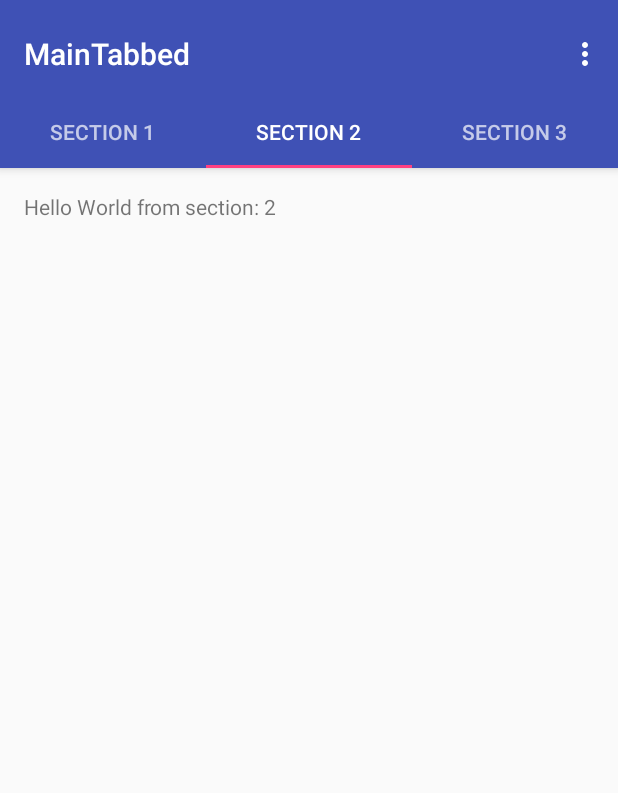
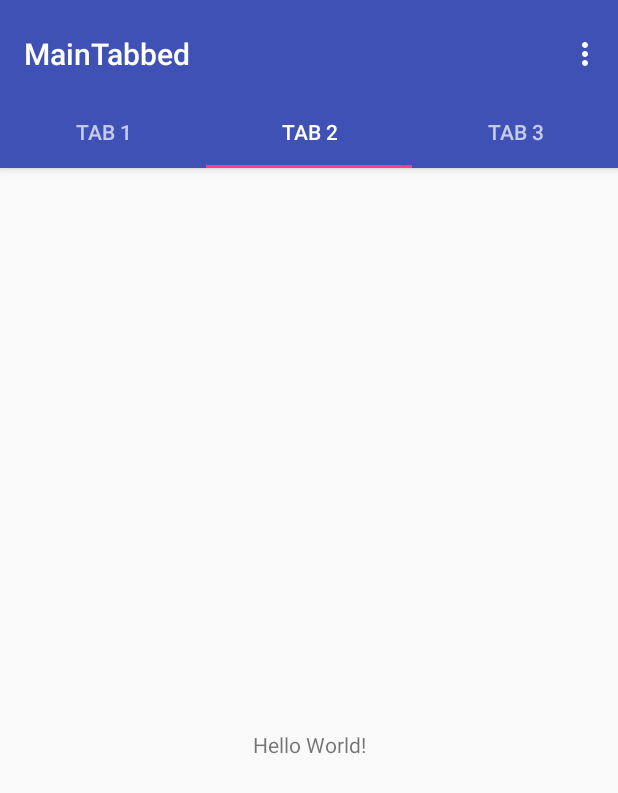
Before and after one commit to Merikw/GotToGoApp, an Android app: the screen it shows after launch (MainTabbed), tab 2 chosen, on a phone screen of 412 x 824 dp. Shown: the top 793 px of the screen. Run offline under Robolectric (Android 15) with nearby library versions, the phone set to English and light mode, and no system bars.

Commit message:
Fixed tab swipe view.

```diff
--- a/app/src/main/java/nl/gottogo/gottogoapplication/MainTabbed.java
+++ b/app/src/main/java/nl/gottogo/gottogoapplication/MainTabbed.java
@@ -1,8 +1,6 @@
 package nl.gottogo.gottogoapplication;
 
 import android.support.design.widget.TabLayout;
-import android.support.design.widget.FloatingActionButton;
-import android.support.design.widget.Snackbar;
 import android.support.v7.app.AppCompatActivity;
 import android.support.v7.widget.Toolbar;
 
@@ -53,9 +51,6 @@ public class MainTabbed extends AppCompatActivity {
 
         TabLayout tabLayout = (TabLayout) findViewById(R.id.tabs);
         tabLayout.setupWithViewPager(mViewPager);
-
-
-
     }
 
 
@@ -82,41 +77,6 @@ public class MainTabbed extends AppCompatActivity {
     }
 
     /**
-     * A placeholder fragment containing a simple view.
-     */
-    public static class PlaceholderFragment extends Fragment {
-        /**
-         * The fragment argument representing the section number for this
-         * fragment.
-         */
-        private static final String ARG_SECTION_NUMBER = "section_number";
-
-        public PlaceholderFragment() {
-        }
-
-        /**
-         * Returns a new instance of this fragment for the given section
-         * number.
-         */
-        public static PlaceholderFragment newInstance(int sectionNumber) {
-            PlaceholderFragment fragment = new PlaceholderFragment();
-            Bundle args = new Bundle();
-            args.putInt(ARG_SECTION_NUMBER, sectionNumber);
-            fragment.setArguments(args);
-            return fragment;
-        }
-
-        @Override
-        public View onCreateView(LayoutInflater inflater, ViewGroup container,
-                                 Bundle savedInstanceState) {
-            View rootView = inflater.inflate(R.layout.fragment_main_tabbed, container, false);
-            TextView textView = (TextView) rootView.findViewById(R.id.section_label);
-            textView.setText(getString(R.string.section_format, getArguments().getInt(ARG_SECTION_NUMBER)));
-            return rootView;
-        }
-    }
-
-    /**
      * A {@link FragmentPagerAdapter} that returns a fragment corresponding to
      * one of the sections/tabs/pages.
      */
@@ -128,9 +88,20 @@ public class MainTabbed extends AppCompatActivity {
 
         @Override
         public Fragment getItem(int position) {
-            // getItem is called to instantiate the fragment for the given page.
-            // Return a PlaceholderFragment (defined as a static inner class below).
-            return PlaceholderFragment.newInstance(position + 1);
+            System.out.println(position);
+            switch(position){
+                case 0:
+                    Tab1 tab1 = new Tab1();
+                    return tab1;
+                case 1:
+                    Tab2 tab2 = new Tab2();
+                    return tab2;
+                case 2:
+                    Tab3 tab3 = new Tab3();
+                    return tab3;
+                default:
+                    return null;
+            }
         }
 
         @Override
@@ -143,11 +114,11 @@ public class MainTabbed extends AppCompatActivity {
         public CharSequence getPageTitle(int position) {
             switch (position) {
                 case 0:
-                    return "SECTION 1";
+                    return "Tab 1";
                 case 1:
-                    return "SECTION 2";
+                    return "Tab 2";
                 case 2:
-                    return "SECTION 3";
+                    return "Tab 3";
             }
             return null;
         }
--- /dev/null
+++ b/app/src/main/java/nl/gottogo/gottogoapplication/Tab1.java
@@ -0,0 +1,20 @@
+package nl.gottogo.gottogoapplication;
+
+/**
+ * Created by Merik on 23/03/2017.
+ */
+
+import android.support.v4.app.Fragment;
+import android.os.Bundle;
+import android.view.LayoutInflater;
+import android.view.View;
+import android.view.ViewGroup;
+
+public class Tab1 extends Fragment{
+
+    @Override
+    public View onCreateView(LayoutInflater inflater, ViewGroup container, Bundle savedInstanceState){
+        View rootView = inflater.inflate(R.layout.tab1, container, false);
+        return rootView;
+    }
+}
--- /dev/null
+++ b/app/src/main/java/nl/gottogo/gottogoapplication/Tab2.java
@@ -0,0 +1,20 @@
+package nl.gottogo.gottogoapplication;
+
+/**
+ * Created by Merik on 23/03/2017.
+ */
+
+import android.support.v4.app.Fragment;
+import android.os.Bundle;
+import android.view.LayoutInflater;
+import android.view.View;
+import android.view.ViewGroup;
+
+public class Tab2 extends Fragment{
+
+    @Override
+    public View onCreateView(LayoutInflater inflater, ViewGroup container, Bundle savedInstanceState){
+        View rootView = inflater.inflate(R.layout.tab2, container, false);
+        return rootView;
+    }
+}
--- /dev/null
+++ b/app/src/main/java/nl/gottogo/gottogoapplication/Tab3.java
@@ -0,0 +1,20 @@
+package nl.gottogo.gottogoapplication;
+
+/**
+ * Created by Merik on 23/03/2017.
+ */
+
+import android.support.v4.app.Fragment;
+import android.os.Bundle;
+import android.view.LayoutInflater;
+import android.view.View;
+import android.view.ViewGroup;
+
+public class Tab3 extends Fragment{
+
+    @Override
+    public View onCreateView(LayoutInflater inflater, ViewGroup container, Bundle savedInstanceState){
+        View rootView = inflater.inflate(R.layout.tab3, container, false);
+        return rootView;
+    }
+}
--- a/app/src/main/res/layout/fragment_main_tabbed.xml
+++ /dev/null
@@ -1,16 +0,0 @@
-<RelativeLayout xmlns:android="http://schemas.android.com/apk/res/android"
-    xmlns:tools="http://schemas.android.com/tools"
-    android:layout_width="match_parent"
-    android:layout_height="match_parent"
-    android:paddingBottom="@dimen/activity_vertical_margin"
-    android:paddingLeft="@dimen/activity_horizontal_margin"
-    android:paddingRight="@dimen/activity_horizontal_margin"
-    android:paddingTop="@dimen/activity_vertical_margin"
-    tools:context="nl.gottogo.gottogoapplication.MainTabbed$PlaceholderFragment">
-
-    <TextView
-        android:id="@+id/section_label"
-        android:layout_width="wrap_content"
-        android:layout_height="wrap_content" />
-
-</RelativeLayout>
--- /dev/null
+++ b/app/src/main/res/layout/tab1.xml
@@ -0,0 +1,18 @@
+<?xml version="1.0" encoding="utf-8"?>
+<android.support.constraint.ConstraintLayout xmlns:android="http://schemas.android.com/apk/res/android"
+    xmlns:app="http://schemas.android.com/apk/res-auto"
+    xmlns:tools="http://schemas.android.com/tools"
+    android:layout_width="match_parent"
+    android:layout_height="match_parent"
+    tools:context="nl.gottogo.gottogoapplication.MainActivity">
+
+    <TextView
+        android:layout_width="wrap_content"
+        android:layout_height="wrap_content"
+        android:text="Hello World!"
+        app:layout_constraintBottom_toBottomOf="parent"
+        app:layout_constraintLeft_toLeftOf="parent"
+        app:layout_constraintRight_toRightOf="parent"
+        app:layout_constraintTop_toTopOf="parent" />
+
+</android.support.constraint.ConstraintLayout>
--- /dev/null
+++ b/app/src/main/res/layout/tab2.xml
@@ -0,0 +1,18 @@
+<?xml version="1.0" encoding="utf-8"?>
+<android.support.constraint.ConstraintLayout xmlns:android="http://schemas.android.com/apk/res/android"
+    xmlns:app="http://schemas.android.com/apk/res-auto"
+    xmlns:tools="http://schemas.android.com/tools"
+    android:layout_width="match_parent"
+    android:layout_height="match_parent"
+    tools:context="nl.gottogo.gottogoapplication.MainActivity">
+
+    <TextView
+        android:layout_width="wrap_content"
+        android:layout_height="wrap_content"
+        android:text="Hello World!"
+        app:layout_constraintBottom_toBottomOf="parent"
+        app:layout_constraintLeft_toLeftOf="parent"
+        app:layout_constraintRight_toRightOf="parent"
+        app:layout_constraintTop_toTopOf="parent" />
+
+</android.support.constraint.ConstraintLayout>
--- /dev/null
+++ b/app/src/main/res/layout/tab3.xml
@@ -0,0 +1,18 @@
+<?xml version="1.0" encoding="utf-8"?>
+<android.support.constraint.ConstraintLayout xmlns:android="http://schemas.android.com/apk/res/android"
+    xmlns:app="http://schemas.android.com/apk/res-auto"
+    xmlns:tools="http://schemas.android.com/tools"
+    android:layout_width="match_parent"
+    android:layout_height="match_parent"
+    tools:context="nl.gottogo.gottogoapplication.MainActivity">
+
+    <TextView
+        android:layout_width="wrap_content"
+        android:layout_height="wrap_content"
+        android:text="Hello World!"
+        app:layout_constraintBottom_toBottomOf="parent"
+        app:layout_constraintLeft_toLeftOf="parent"
+        app:layout_constraintRight_toRightOf="parent"
+        app:layout_constraintTop_toTopOf="parent" />
+
+</android.support.constraint.ConstraintLayout>
```
Also changed, not shown: app/src/main/res/layout/activity_main_tabbed.xml (line endings or trailing spaces).
